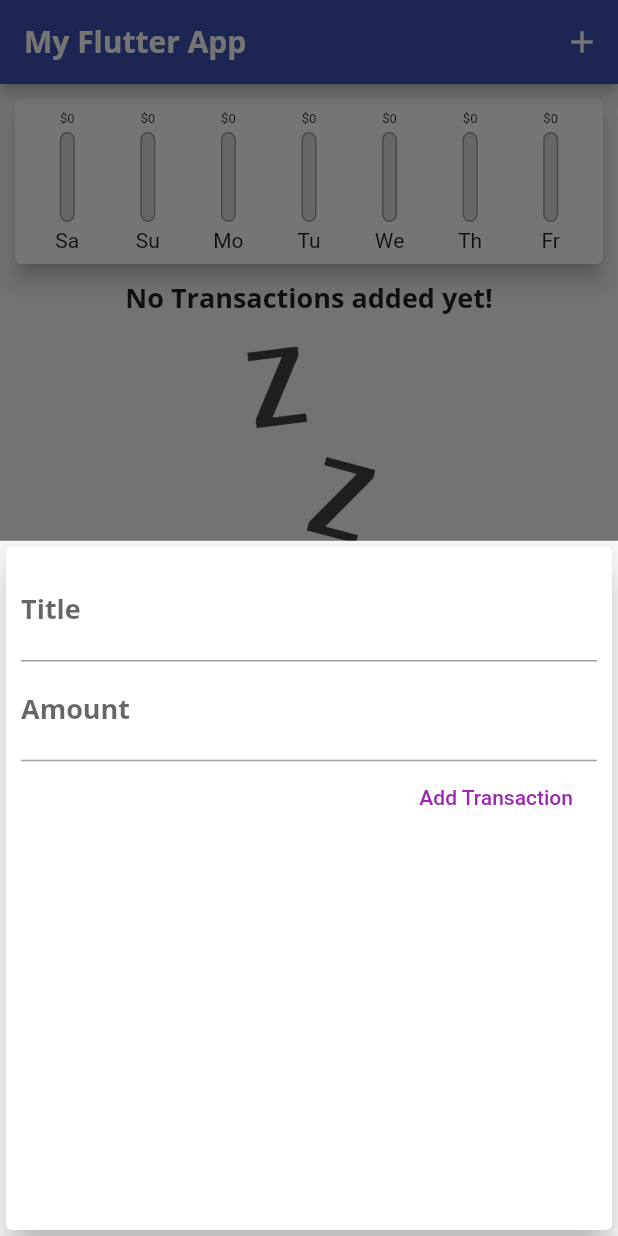
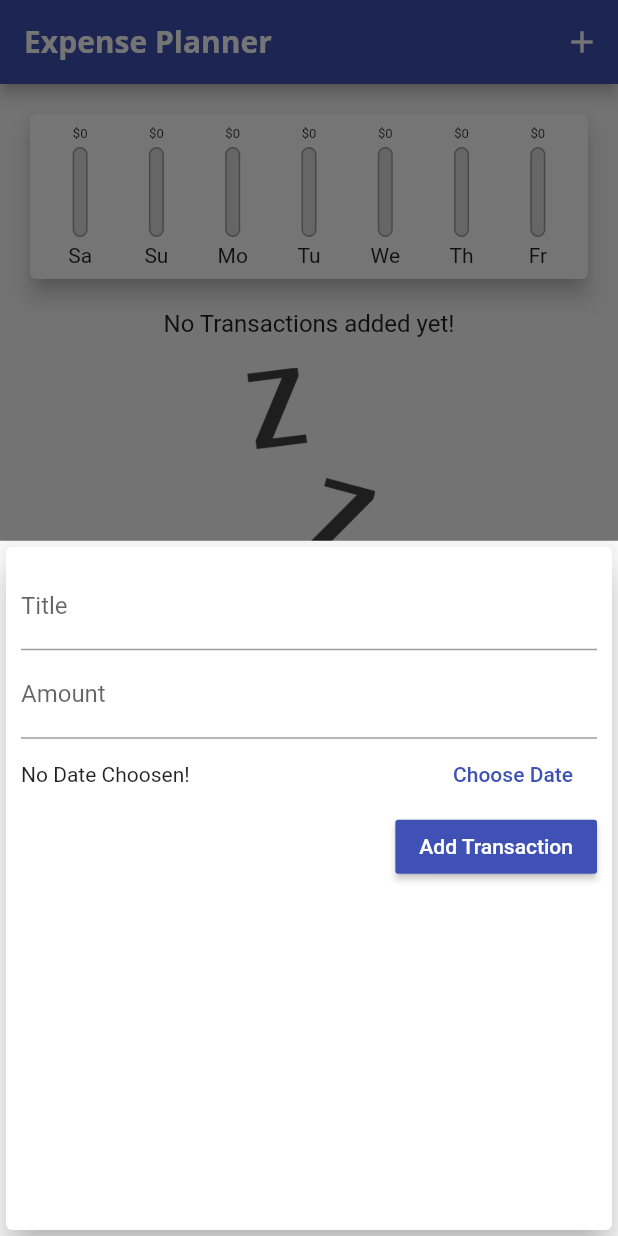
Before and after one commit to JoyKrishan/Flutter-Applications-2.0, a Flutter app: the screen it shows after launch, after a tap on the "add" icon, on a phone screen of 412 x 824 dp. Run offline on Flutter 3.47's test engine with Material 2 defaults, Android fonts, the phone set to English and light mode, and no system bars.

Commit message:
date picker and the logic behind is implemented, ui of chart fixed

```diff
--- a/expense_planner/lib/main.dart
+++ b/expense_planner/lib/main.dart
@@ -15,11 +15,9 @@ class MyApp extends StatelessWidget {
       theme: ThemeData(
           primarySwatch: Colors.indigo,
           accentColor: Colors.amber,
-          textTheme: ThemeData.light().textTheme.copyWith(
-              titleMedium: TextStyle(
-                  fontFamily: 'OpenSans',
-                  fontWeight: FontWeight.bold,
-                  fontSize: 18)),
+          textTheme: ThemeData.light()
+              .textTheme
+              .copyWith(button: TextStyle(color: Colors.white)),
           appBarTheme: AppBarTheme(
               titleTextStyle: TextStyle(
                   fontFamily: 'OpenSans',
@@ -45,12 +43,12 @@ class _MyHomePageState extends State<MyHomePage> {
     }).toList();
   }
 
-  void _addTransactions(String title, double amount) {
+  void _addTransactions(String title, double amount, DateTime chosenDate) {
     Transaction newTx = Transaction(
         id: DateTime.now().toString(),
         title: title,
         amount: amount,
-        date: DateTime.now());
+        date: chosenDate);
     setState(() {
       _transactions.add(newTx);
     });
@@ -73,7 +71,7 @@ class _MyHomePageState extends State<MyHomePage> {
                 onPressed: () => _startAddNewTransaction(context),
                 icon: Icon(Icons.add))
           ],
-          title: Text("My Flutter App"),
+          title: Text("Expense Planner"),
         ),
         body: Column(children: [
           Chart(_transactions),
--- a/expense_planner/lib/widgets/chart.dart
+++ b/expense_planner/lib/widgets/chart.dart
@@ -36,7 +36,7 @@ class Chart extends StatelessWidget {
   Widget build(BuildContext context) {
     return Card(
       elevation: 6,
-      margin: EdgeInsets.all(10),
+      margin: EdgeInsets.all(20),
       child: Padding(
         padding: const EdgeInsets.all(8.0),
         child: Row(
@@ -49,7 +49,7 @@ class Chart extends StatelessWidget {
                           tx['amount'] as double,
                           tx['amount'] == 0.0
                               ? 0.0
-                              : maxSpending / (tx['amount'] as double)),
+                              : (tx['amount'] as double) / maxSpending),
                     ))
                 .toList()),
       ),
--- a/expense_planner/lib/widgets/chartBar.dart
+++ b/expense_planner/lib/widgets/chartBar.dart
@@ -8,6 +8,7 @@ class ChartBar extends StatelessWidget {
   ChartBar(this.label, this.totalAmount, this.totalPctAmount);
   @override
   Widget build(BuildContext context) {
+    print("The total amount ->>>>>>>>>>>>>>>>${totalPctAmount}");
     return Column(
       children: [
         Container(
@@ -20,7 +21,7 @@ class ChartBar extends StatelessWidget {
         Container(
           height: 60,
           width: 10,
-          child: Stack(children: [
+          child: Stack(alignment: AlignmentDirectional.bottomEnd, children: [
             Container(
                 decoration: BoxDecoration(
                     color: Color.fromARGB(255, 223, 222, 222),
--- a/expense_planner/lib/widgets/new_transactions.dart
+++ b/expense_planner/lib/widgets/new_transactions.dart
@@ -1,3 +1,4 @@
+import 'package:intl/intl.dart';
 import 'package:flutter/material.dart';
 
 class NewTransactions extends StatefulWidget {
@@ -11,22 +12,36 @@ class NewTransactions extends StatefulWidget {
 
 class _NewTransactionsState extends State<NewTransactions> {
   final titleController = TextEditingController();
+  final amountController = TextEditingController();
+  DateTime? _selectedDate;
 
-  final amountController = TextEditingController();
-
-  void submitData() {
+  void _submitData() {
     final txTitle = titleController.text;
     final txAmount = amountController.text.isEmpty
         ? null
         : double.parse(amountController.text);
 
-    if (txTitle.isEmpty || txAmount == null) {
+    if (txTitle.isEmpty || txAmount == null || _selectedDate == null) {
       return;
     }
 
-    widget.addTrans(txTitle, txAmount);
+    widget.addTrans(txTitle, txAmount, _selectedDate);
 
     Navigator.of(context).pop();
+  }
+
+  void _pickDate() {
+    showDatePicker(
+            context: context,
+            initialDate: DateTime.now(),
+            firstDate: DateTime(2019),
+            lastDate: DateTime.now())
+        .then((pickedDate) {
+      if (pickedDate == null) return;
+      setState(() {
+        _selectedDate = pickedDate;
+      });
+    });
   }
 
   @override
@@ -46,12 +61,31 @@ class _NewTransactionsState extends State<NewTransactions> {
               decoration: InputDecoration(labelText: "Amount"),
               controller: amountController,
               keyboardType: TextInputType.number,
-              onSubmitted: (_) => submitData(),
+              onSubmitted: (_) => _submitData(),
             ),
-            FlatButton(
-              onPressed: submitData,
-              child: Text("Add Transaction"),
-              textColor: Colors.purple,
+            Row(children: [
+              Expanded(
+                child: Text(
+                  _selectedDate == null
+                      ? "No Date Choosen!"
+                      : "Picked Date: ${DateFormat.yMd().format(_selectedDate!)}",
+                ),
+              ),
+              FlatButton(
+                  onPressed: _pickDate,
+                  highlightColor: Theme.of(context).primaryColor,
+                  focusColor: Theme.of(context).primaryColor,
+                  hoverColor: Theme.of(context).primaryColor,
+                  child: Text(
+                    "Choose Date",
+                    style: TextStyle(color: Theme.of(context).primaryColor),
+                  ))
+            ]),
+            RaisedButton(
+              onPressed: _submitData,
+              child: Container(child: Text("Add Transaction")),
+              textColor: Theme.of(context).textTheme.button!.color,
+              color: Theme.of(context).primaryColor,
             )
           ],
         ),
```
